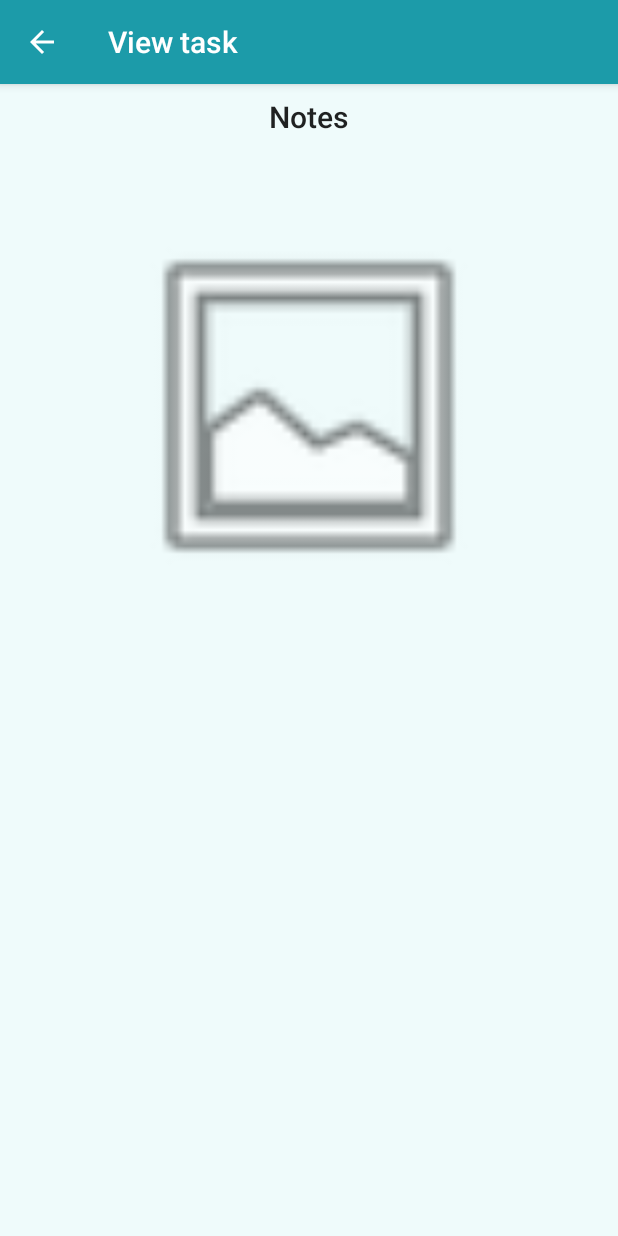
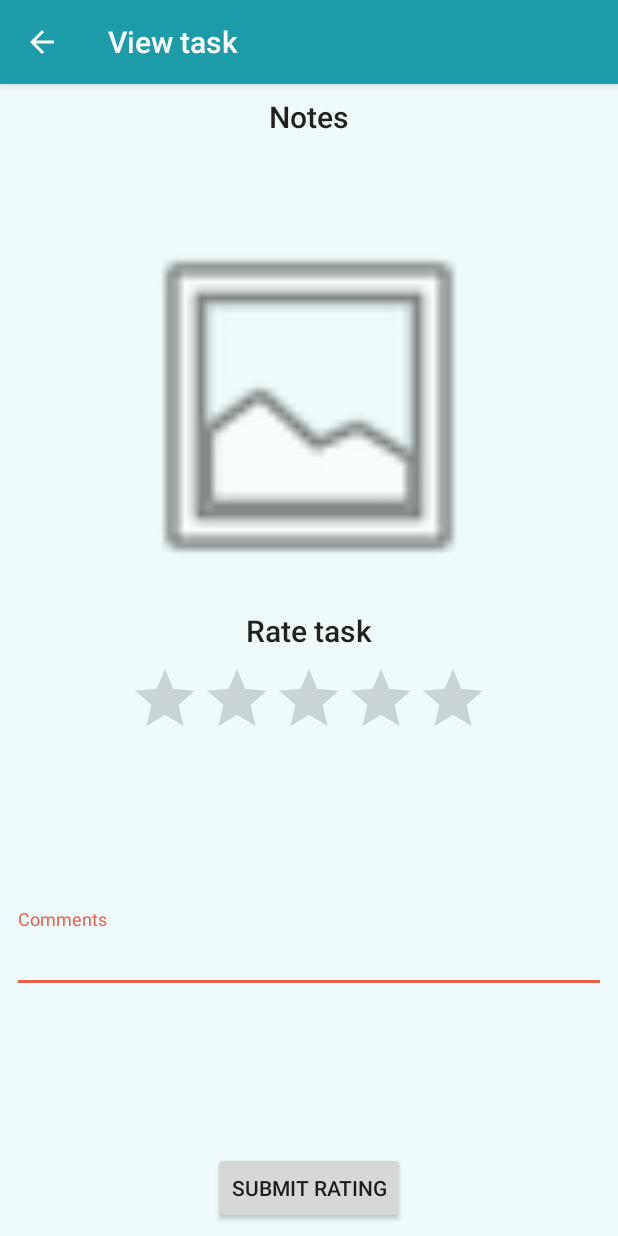
Before and after one commit to hayeb/SDE, an Android app: the ShowCompletedTaskActivity screen opened directly, with no data from a screen before it, on a phone screen of 412 x 824 dp. Run offline under Robolectric (Android 15) with nearby library versions, the phone set to English and light mode, and no system bars; libraries missing offline, so code that uses them is left out: nl.giphouse.propr; 2 statements that could not run were skipped.

Commit message:
Users can rate tasks and view their rating for a task

```diff
--- a/propr-app/app/src/main/java/giphouse/nl/proprapp/service/task/TaskService.java
+++ b/propr-app/app/src/main/java/giphouse/nl/proprapp/service/task/TaskService.java
@@ -5,6 +5,7 @@ import java.util.List;
 import nl.giphouse.propr.dto.task.TaskCompletionDto;
 import nl.giphouse.propr.dto.task.TaskDto;
 import nl.giphouse.propr.dto.task.TaskImagePayload;
+import nl.giphouse.propr.dto.task.TaskRatingDto;
 import retrofit2.Call;
 import retrofit2.http.Body;
 import retrofit2.http.GET;
@@ -32,4 +33,10 @@ public interface TaskService {
 	@GET("api/task/{taskId}/image")
 	Call<TaskImagePayload> getTaskImage(@Path("taskId") long taskId);
 
+	@POST("api/task/{taskId}/rate")
+	Call<Void> rateTask(@Path("taskId") long taskId, @Body TaskRatingDto taskRatingDto);
+
+	@GET("api/task/{taskId}/rate")
+	Call<TaskRatingDto> getTaskRating(@Path("taskId") long taskId);
+
 }
--- a/propr-app/app/src/main/java/giphouse/nl/proprapp/ui/group/overview/GroupOverviewActivity.java
+++ b/propr-app/app/src/main/java/giphouse/nl/proprapp/ui/group/overview/GroupOverviewActivity.java
@@ -32,9 +32,10 @@ import retrofit2.Response;
 
 public class GroupOverviewActivity extends AppCompatActivity implements MyTasksInteractionListener, OnGroupTasksFragmentInteractionListener {
 
+	private static final String TAG = "GroupOverviewActivity";
+
 	@Inject
 	GroupService groupService;
-	private static final String TAG = "GroupOverviewActivity";
 
 	private String groupName;
 
@@ -184,6 +185,7 @@ public class GroupOverviewActivity extends AppCompatActivity implements MyTasksI
 		final Bundle bundle = new Bundle();
 		bundle.putLong(ShowCompletedTaskActivity.ARG_TASK_ID, item.getTaskId());
 		bundle.putString(ShowCompletedTaskActivity.ARG_TASK_COMPLETION_NOTES, item.getCompletionNotes());
+		// TODO: Pass isAssignee parameter
 		intent.putExtras(bundle);
 		startActivity(intent);
 	}
--- a/propr-app/app/src/main/java/giphouse/nl/proprapp/ui/task/ShowCompletedTaskActivity.java
+++ b/propr-app/app/src/main/java/giphouse/nl/proprapp/ui/task/ShowCompletedTaskActivity.java
@@ -5,6 +5,7 @@ import android.graphics.BitmapFactory;
 import android.os.Bundle;
 import android.support.annotation.NonNull;
 import android.support.annotation.Nullable;
+import android.support.design.widget.TextInputEditText;
 import android.support.v4.app.NavUtils;
 import android.support.v7.app.ActionBar;
 import android.support.v7.app.AppCompatActivity;
@@ -13,7 +14,9 @@ import android.util.Log;
 import android.view.MenuItem;
 import android.view.View;
 import android.widget.ImageView;
+import android.widget.RatingBar;
 import android.widget.TextView;
+import android.widget.Toast;
 
 import javax.inject.Inject;
 
@@ -21,6 +24,7 @@ import giphouse.nl.proprapp.ProprApplication;
 import giphouse.nl.proprapp.R;
 import giphouse.nl.proprapp.service.task.TaskService;
 import nl.giphouse.propr.dto.task.TaskImagePayload;
+import nl.giphouse.propr.dto.task.TaskRatingDto;
 import retrofit2.Call;
 import retrofit2.Callback;
 import retrofit2.Response;
@@ -32,20 +36,25 @@ import static android.view.View.INVISIBLE;
  */
 public class ShowCompletedTaskActivity extends AppCompatActivity {
 
-	public static String ARG_TASK_ID = "taskId";
+	public static final String ARG_TASK_ID = "taskId";
 
-	public static String ARG_TASK_COMPLETION_NOTES = "completionNotes";
+	public static final String ARG_TASK_COMPLETION_NOTES = "completionNotes";
+
+	public static final String ARG_IS_ASSIGNEE = "isAssignee";
+
+	private static final String TAG = "CompletedTaskActivity";
 
 	@Inject
 	TaskService taskService;
 
 	private long taskId;
 	private String completionDescription;
+	private boolean isAssignee;
 
-	TextView descriptionView;
-	ImageView taskImage;
-	TextView noImageMessageView;
-
+	private ImageView taskImage;
+	private TextView noImageMessageView;
+	private RatingBar ratingBar;
+	private TextInputEditText ratingText;
 
 	@Override
 	public void onCreate(@Nullable final Bundle savedInstanceState) {
@@ -55,11 +64,13 @@ public class ShowCompletedTaskActivity extends AppCompatActivity {
 
 		final Bundle extras = getIntent().getExtras();
 		if (extras != null) {
-			taskId = getIntent().getLongExtra(ARG_TASK_ID, 0);
+			taskId = extras.getLong(ARG_TASK_ID);
 			completionDescription = extras.getString(ARG_TASK_COMPLETION_NOTES);
+			isAssignee = extras.getBoolean(ARG_IS_ASSIGNEE);
 		} else if (savedInstanceState != null) {
 			taskId = savedInstanceState.getLong(ARG_TASK_ID);
 			completionDescription = savedInstanceState.getString(ARG_TASK_COMPLETION_NOTES);
+			isAssignee = savedInstanceState.getBoolean(ARG_IS_ASSIGNEE);
 		}
 
 		setContentView(R.layout.activity_show_completed_task);
@@ -71,12 +82,53 @@ public class ShowCompletedTaskActivity extends AppCompatActivity {
 			bar.setTitle("View task");
 		}
 
+		final TextView descriptionView = findViewById(R.id.completed_task_notes);
+		descriptionView.setText(completionDescription);
 
-		descriptionView = findViewById(R.id.completed_task_notes);
 		taskImage = findViewById(R.id.completed_task_image);
 		noImageMessageView = findViewById(R.id.no_image_available);
+		ratingBar = findViewById(R.id.ratingBar);
+		ratingText = findViewById(R.id.rating_comments);
 
-		descriptionView.setText(completionDescription);
+		ratingBar.setOnRatingBarChangeListener(new RatingBar.OnRatingBarChangeListener() {
+			@Override
+			public void onRatingChanged(final RatingBar ratingBar, final float rating, final boolean fromUser) {
+				if (rating < 0.5f) {
+					ratingBar.setRating(0.5f);
+				}
+			}
+		});
+
+		// If the current user is the assignee of the task, we do not show the rating interface
+		if (isAssignee) {
+			ratingBar.setVisibility(INVISIBLE);
+			ratingText.setVisibility(INVISIBLE);
+			return;
+		}
+
+		findViewById(R.id.rating_button).setOnClickListener(new View.OnClickListener() {
+			@Override
+			public void onClick(final View v) {
+				submitRating();
+			}
+		});
+
+
+		taskService.getTaskRating(taskId).enqueue(new Callback<TaskRatingDto>() {
+			@Override
+			public void onResponse(@NonNull final Call<TaskRatingDto> call, @NonNull final Response<TaskRatingDto> response) {
+				if (response.isSuccessful()) {
+					final TaskRatingDto dto = response.body();
+					ratingBar.setRating(dto.getScore()/2.0f);
+					ratingText.setText(dto.getComment());
+				}
+			}
+
+			@Override
+			public void onFailure(@NonNull final Call<TaskRatingDto> call, @NonNull final Throwable t) {
+
+			}
+		});
 	}
 
 	@Override
@@ -121,4 +173,26 @@ public class ShowCompletedTaskActivity extends AppCompatActivity {
 			}
 		});
 	}
+
+	private void submitRating() {
+		final int score = (int) (ratingBar.getRating() * 2.0) + 1;
+		final String comment = ratingText.getText().toString();
+
+		taskService.rateTask(taskId, new TaskRatingDto(score, comment)).enqueue(new Callback<Void>() {
+			@Override
+			public void onResponse(@NonNull final Call<Void> call, @NonNull final Response<Void> response) {
+				if (response.isSuccessful()) {
+					Toast.makeText(ShowCompletedTaskActivity.this, "Rating has been saved succesfully!", Toast.LENGTH_LONG).show();
+				} else {
+					Log.d(TAG, String.format("[%d]: %s", response.code(), response.message()));
+					Toast.makeText(ShowCompletedTaskActivity.this, "Rating has not been saved", Toast.LENGTH_LONG).show();
+				}
+			}
+
+			@Override
+			public void onFailure(@NonNull final Call<Void> call, @NonNull final Throwable t) {
+				Toast.makeText(ShowCompletedTaskActivity.this, "Unable to connect to server", Toast.LENGTH_LONG).show();
+			}
+		});
+	}
 }
--- a/propr-app/app/src/main/res/layout/activity_show_completed_task.xml
+++ b/propr-app/app/src/main/res/layout/activity_show_completed_task.xml
@@ -2,7 +2,6 @@
 <android.support.constraint.ConstraintLayout xmlns:android="http://schemas.android.com/apk/res/android"
 	xmlns:app="http://schemas.android.com/apk/res-auto"
 
-	xmlns:tools="http://schemas.android.com/tools"
 	android:layout_width="match_parent"
 	android:layout_height="match_parent"
 	android:background="@color/colorBackground">
@@ -72,7 +71,72 @@
 		android:text="@string/no_image_taken"
 		android:visibility="invisible"
 		app:layout_constraintEnd_toEndOf="parent"
+		app:layout_constraintHorizontal_bias="0.5"
 		app:layout_constraintStart_toStartOf="parent"
 		app:layout_constraintTop_toBottomOf="@+id/completed_task_notes" />
 
+	<TextView
+		android:id="@+id/textView2"
+		android:layout_width="wrap_content"
+		android:layout_height="wrap_content"
+		android:layout_marginTop="8dp"
+		android:text="@string/title_rate_task"
+		android:textAppearance="@style/TextAppearance.AppCompat.Title"
+		app:layout_constraintEnd_toEndOf="parent"
+		app:layout_constraintHorizontal_bias="0.5"
+		app:layout_constraintStart_toStartOf="parent"
+		app:layout_constraintTop_toBottomOf="@+id/completed_task_image" />
+
+	<RatingBar
+		android:id="@+id/ratingBar"
+		style="@style/Widget.AppCompat.RatingBar"
+		android:layout_width="wrap_content"
+		android:layout_height="wrap_content"
+		android:layout_marginEnd="8dp"
+		android:layout_marginStart="8dp"
+		android:layout_marginTop="8dp"
+		android:isIndicator="false"
+		android:numStars="5"
+		android:rating="0.0"
+		android:stepSize="0.5"
+		app:layout_constraintEnd_toEndOf="parent"
+		app:layout_constraintHorizontal_bias="0.5"
+		app:layout_constraintStart_toStartOf="parent"
+		app:layout_constraintTop_toBottomOf="@+id/textView2" />
+
+	<android.support.design.widget.TextInputLayout
+		android:id="@+id/rating_comments_layout"
+		android:layout_width="0dp"
+		android:layout_height="wrap_content"
+		android:layout_marginBottom="8dp"
+		android:layout_marginEnd="8dp"
+		android:layout_marginStart="8dp"
+		android:layout_marginTop="8dp"
+		app:layout_constraintBottom_toTopOf="@+id/rating_button"
+		app:layout_constraintEnd_toEndOf="parent"
+		app:layout_constraintHorizontal_bias="0.498"
+		app:layout_constraintStart_toStartOf="parent"
+		app:layout_constraintTop_toBottomOf="@+id/ratingBar">
+
+		<android.support.design.widget.TextInputEditText
+			android:id="@+id/rating_comments"
+			android:layout_width="match_parent"
+			android:layout_height="wrap_content"
+			android:hint="@string/hint_rating_comments"
+			android:inputType="text|textMultiLine" />
+
+	</android.support.design.widget.TextInputLayout>
+
+	<Button
+		android:id="@+id/rating_button"
+		android:layout_width="wrap_content"
+		android:layout_height="wrap_content"
+		android:layout_marginBottom="8dp"
+		android:layout_marginEnd="8dp"
+		android:layout_marginStart="8dp"
+		android:text="@string/button_submit_rating"
+		app:layout_constraintBottom_toBottomOf="parent"
+		app:layout_constraintEnd_toEndOf="parent"
+		app:layout_constraintStart_toStartOf="parent" />
+
 </android.support.constraint.ConstraintLayout>
--- a/propr-app/app/src/main/res/values/strings.xml
+++ b/propr-app/app/src/main/res/values/strings.xml
@@ -102,4 +102,7 @@
 	<string name="title_rate_this_task">Rate this task</string>
 	<string name="no_image_taken">No image was taken for this task</string>
 	<string name="take_picture">Take picture</string>
+	<string name="title_rate_task">Rate task</string>
+	<string name="hint_rating_comments">Comments</string>
+	<string name="button_submit_rating">Submit rating</string>
 </resources>
--- a/propr-backend/src/main/java/nl/giphouse/propr/OAuth2Config.java
+++ b/propr-backend/src/main/java/nl/giphouse/propr/OAuth2Config.java
@@ -77,7 +77,7 @@ public class OAuth2Config extends AuthorizationServerConfigurerAdapter
 		clients.inMemory()
 			.withClient(proprConfiguration.getClientId())
 			.accessTokenValiditySeconds(60 * 60 * 24)
-			.accessTokenValiditySeconds(60 * 60 * 24 * 48)
+			.refreshTokenValiditySeconds(60 * 60 * 24 * 48)
 			.authorities("ROLE_USER")
 			.scopes("read", "write")
 			.resourceIds(resourceId)
--- a/propr-backend/src/main/java/nl/giphouse/propr/model/user/UserFactory.java
+++ b/propr-backend/src/main/java/nl/giphouse/propr/model/user/UserFactory.java
@@ -10,7 +10,6 @@ import org.springframework.stereotype.Component;
 @Component
 public class UserFactory
 {
-
 	public UserInfoDto fromEntity(final User user)
 	{
 		return UserInfoDto.builder()
```
Also changed, not shown: propr-backend/src/main/java/nl/giphouse/propr/controller/TaskController.java (+113 -8 lines), propr-backend/src/main/java/nl/giphouse/propr/model/task/CompletedTask.java (+6 -1 lines), propr-backend/src/main/java/nl/giphouse/propr/model/task/TaskRating.java (added, +43 -0 lines), propr-backend/src/main/java/nl/giphouse/propr/repository/TaskRatingRepository.java (added, +14 -0 lines), propr-interfaces/src/main/java/nl/giphouse/propr/dto/task/TaskRatingDto.java (added, +18 -0 lines), 1 other file.
